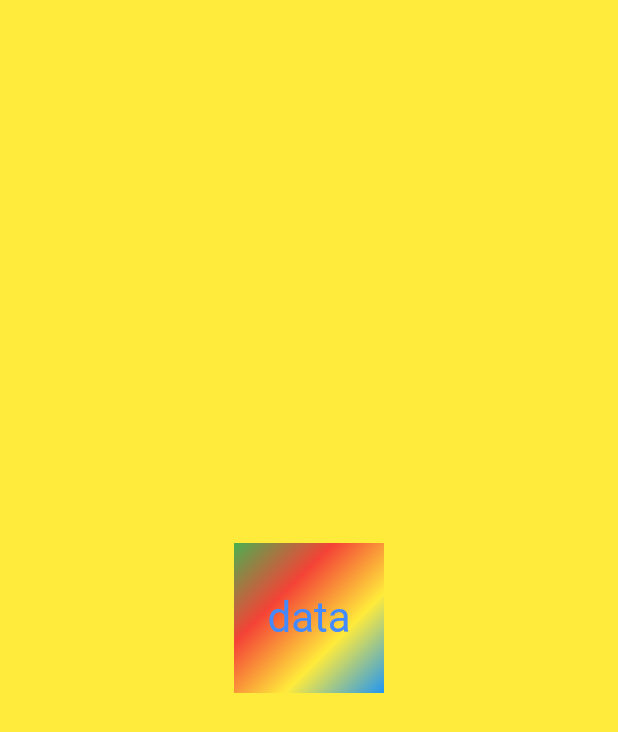
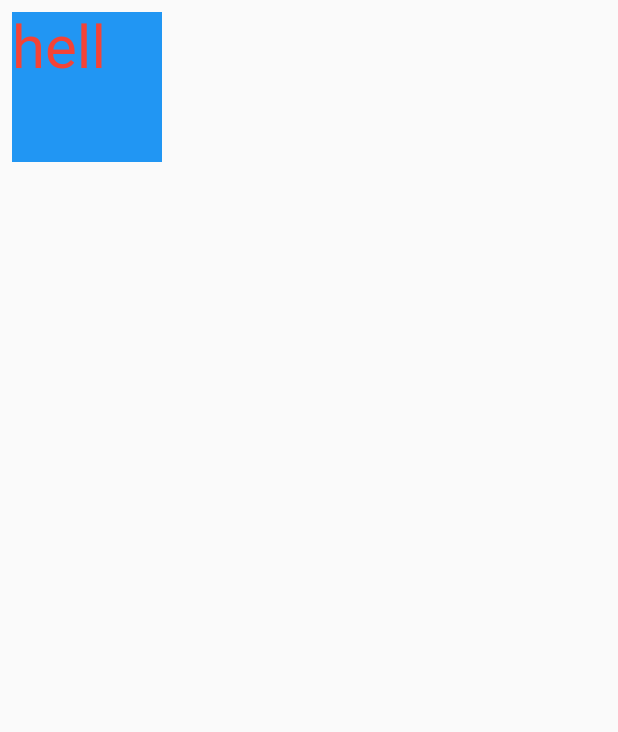
Before and after one commit to anilmhrzn/flutter, a Flutter app: the screen it shows after launch, on a phone screen of 412 x 824 dp. Shown: the top 732 px of the screen. Run offline on Flutter 3.47's test engine with Material 2 defaults, Android fonts, the phone set to English and light mode, and no system bars.

Commit message:
completed practise

```diff
--- /dev/null
+++ b/lib/button_container.dart
@@ -0,0 +1,17 @@
+import 'package:flutter/material.dart';
+import 'package:my_first/styled_text.dart';
+class ButtonContainer extends StatelessWidget{
+  const ButtonContainer({super.key});
+  @override
+Widget build(context){
+  return Padding(
+    padding: const EdgeInsets.all(8.0),
+    child: Container(
+      height: 100,
+      width: 100,
+      color: Colors.blue,
+      child: const StyledText(),
+    ),
+  );
+}
+}
--- a/lib/gradient_container_with_text.dart
+++ /dev/null
@@ -1,29 +0,0 @@
-import 'package:flutter/material.dart';
-import 'styled_text.dart';
-class MyGradientContainerWithText extends StatelessWidget {
-  const MyGradientContainerWithText({super.key});
-
-  @override
-  Widget build(context) {
-    return Center(
-      child: Container(
-        height: 100,
-        width: 100,
-        decoration: const BoxDecoration(
-          // border: Border(
-          //   top:BorderSide(color: Colors.lightBlue) ,
-          // ) ,borderRadius: BorderRadius.all(Radius.circular(2)),
-
-          gradient: LinearGradient(
-            colors: [Colors.green, Colors.red, Colors.yellow, Colors.blue],
-            begin: Alignment.topLeft,
-            end: Alignment.bottomRight,
-          ),
-        ),
-        child: const Center(
-          child: StyledText(),
-        ),
-      ),
-    );
-  }
-}
--- a/lib/main.dart
+++ b/lib/main.dart
@@ -1,14 +1,10 @@
-//Todo: make whole file from scratch and make a container and make use of box decoration to use Linear gradient make use of begin and end  enc
 import 'package:flutter/material.dart';
-import 'gradient_container_with_text.dart';
-void main() {
+import 'package:my_first/button_container.dart';
+void main(){
   runApp(const MaterialApp(
-    home: Scaffold(
-      backgroundColor: Colors.yellow,
-      // floatingActionButton: ,
-
-      body: MyGradientContainerWithText(),
-
-    ),
-  ));
+  home: Scaffold(
+    body: ButtonContainer(),
+  ),
+  ),
+  );
 }
--- a/lib/styled_text.dart
+++ b/lib/styled_text.dart
@@ -1,12 +1,18 @@
 import 'package:flutter/material.dart';
-class StyledText extends StatelessWidget{
+
+class StyledText extends StatelessWidget {
   const StyledText({super.key});
+
   @override
-  Widget build(context){
-     return const Text(
-      'data',
-      style: TextStyle(fontSize: 28, color: Colors.blueAccent),
+  Widget build(context) {
+    return const Text(
+      "hell",
+      style: TextStyle(
+        fontSize: 40,
+        color: Colors.red,
+        // backgroundColor: Colors.blue
+      ),
     );
+
   }
-
 }
```
